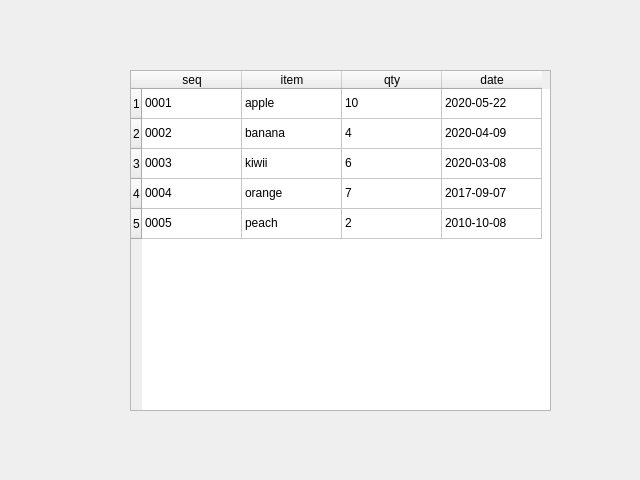
Qt form qt/00001-qt-テーブルレイアウト/table.ui (ukijumotahaneniarukenia/script-sketch) before a commit.
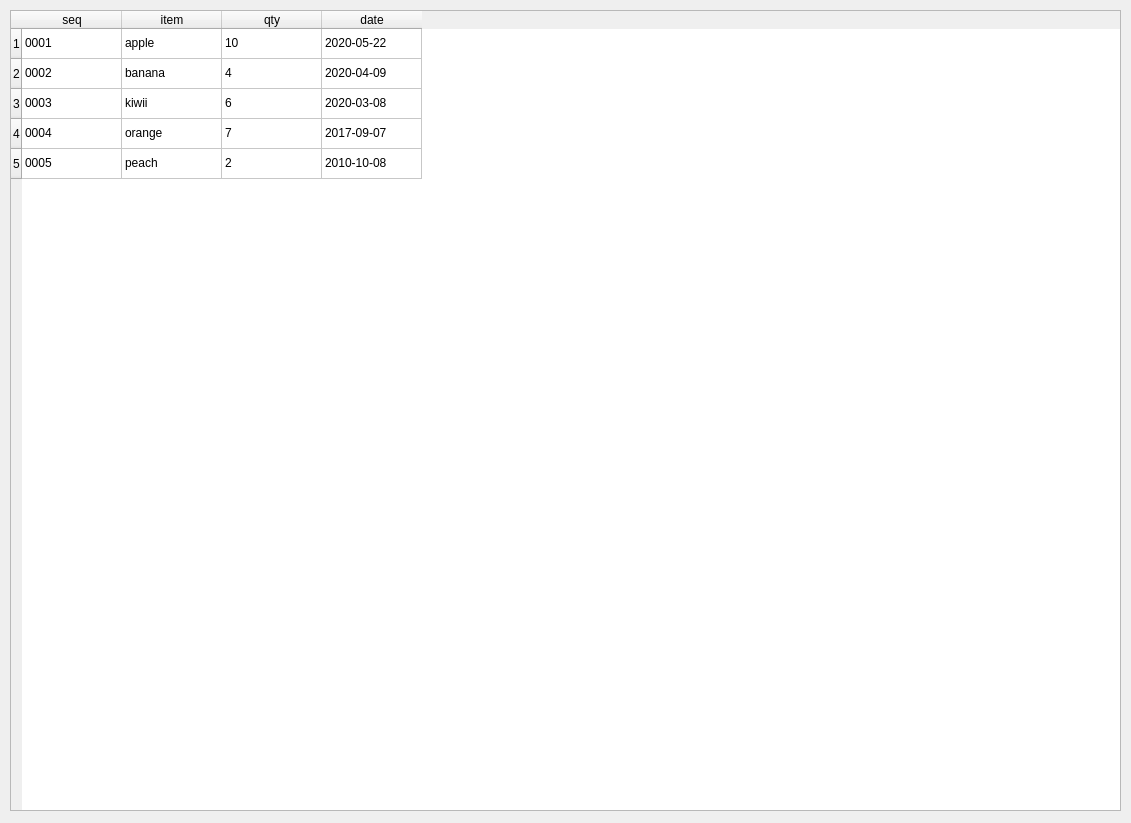
The same form after that commit.

```diff
--- a/qt/00001-qt-テーブルレイアウト/table.ui
+++ b/qt/00001-qt-テーブルレイアウト/table.ui
@@ -6,8 +6,8 @@
    <rect>
     <x>0</x>
     <y>0</y>
-    <width>640</width>
-    <height>480</height>
+    <width>1131</width>
+    <height>823</height>
    </rect>
   </property>
   <property name="windowTitle">
@@ -16,12 +16,15 @@
   <widget class="QTableWidget" name="tableWidget">
    <property name="geometry">
     <rect>
-     <x>130</x>
-     <y>70</y>
-     <width>421</width>
-     <height>341</height>
+     <x>10</x>
+     <y>10</y>
+     <width>1111</width>
+     <height>801</height>
     </rect>
    </property>
+   <property name="sortingEnabled">
+    <bool>true</bool>
+   </property>
    <attribute name="horizontalHeaderVisible">
     <bool>true</bool>
    </attribute>
@@ -35,12 +38,21 @@
     <bool>true</bool>
    </attribute>
    <attribute name="horizontalHeaderShowSortIndicator" stdset="0">
+    <bool>true</bool>
+   </attribute>
+   <attribute name="horizontalHeaderStretchLastSection">
     <bool>false</bool>
    </attribute>
    <attribute name="verticalHeaderVisible">
     <bool>true</bool>
    </attribute>
    <attribute name="verticalHeaderCascadingSectionResizes">
+    <bool>true</bool>
+   </attribute>
+   <attribute name="verticalHeaderShowSortIndicator" stdset="0">
+    <bool>true</bool>
+   </attribute>
+   <attribute name="verticalHeaderStretchLastSection">
     <bool>false</bool>
    </attribute>
    <row>
@@ -92,6 +104,13 @@
     <property name="text">
      <string>0001</string>
     </property>
+    <property name="font">
+     <font>
+      <pointsize>9</pointsize>
+      <weight>50</weight>
+      <bold>false</bold>
+     </font>
+    </property>
    </item>
    <item row="0" column="1">
     <property name="text">
```
